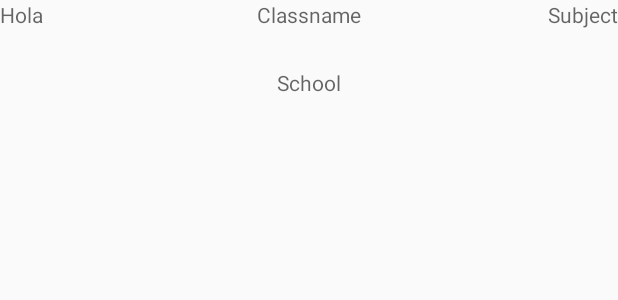
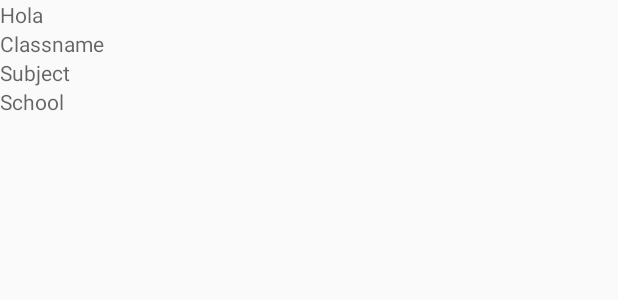
Before and after one commit to arturoaram/FlashCardsParse, an Android app: the layout listview_item.xml on its own in the app's theme, with its tools: preview values and no code run, on a phone screen of 412 x 824 dp. Shown: the top 300 px of the screen. Run offline under Robolectric (Android 15) with nearby library versions, the phone set to English and light mode, and no system bars.

Commit message:
update version 3/29 list of start studying cards

```diff
--- a/app/build.gradle
+++ b/app/build.gradle
@@ -6,7 +6,7 @@ android {
 
     defaultConfig {
         applicationId "com.example.arturo.flashcardsparse"
-        minSdkVersion 16
+        minSdkVersion 17
         targetSdkVersion 23
         versionCode 1
         versionName "1.0"
@@ -27,6 +27,7 @@ dependencies {
     compile 'com.android.support:recyclerview-v7:23.2.1'
     compile 'com.android.support:cardview-v7:23.2.1'
     compile 'com.parse.bolts:bolts-android:1.+'
+    compile 'com.android.support:support-v13:23.2.1'
     //compile 'com.parse:parse-android:1.+'
     compile 'com.google.android.gms:play-services-appindexing:8.1.0'
 }
--- a/app/src/main/AndroidManifest.xml
+++ b/app/src/main/AndroidManifest.xml
@@ -32,9 +32,9 @@
         <activity android:name=".Credentials"/>
         <activity android:name=".RegisterCredentials" />
         <activity android:name=".UserMenu"/>
-        <activity android:name=".SingleSetView"/>
         <activity android:name=".UsersFlashcardSets"/>
         <activity android:name=".StartStudyingFC"/>
+        <activity android:name=".StudyCardsActivity"/>
 
             <activity android:name=".SetTitleofFC"
             android:label="@string/app_name"
--- a/app/src/main/res/layout/listview_item.xml
+++ b/app/src/main/res/layout/listview_item.xml
@@ -17,24 +17,25 @@
         android:layout_height="wrap_content"
         android:id="@+id/classname"
         android:hint="Classname"
-        android:layout_alignParentTop="true"
-        android:layout_centerHorizontal="true" />
+        android:layout_below="@+id/title"
+        android:layout_alignParentLeft="true"
+        android:layout_alignParentStart="true" />
 
     <TextView
         android:layout_width="wrap_content"
         android:layout_height="wrap_content"
         android:id="@+id/subject"
         android:hint="Subject"
-        android:layout_alignParentTop="true"
-        android:layout_alignParentRight="true"
-        android:layout_alignParentEnd="true" />
+        android:layout_below="@+id/classname"
+        android:layout_alignParentLeft="true"
+        android:layout_alignParentStart="true" />
 
     <TextView
         android:layout_width="wrap_content"
         android:layout_height="wrap_content"
         android:id="@+id/school"
         android:hint="School"
-        android:layout_marginTop="26dp"
-        android:layout_below="@+id/classname"
-        android:layout_centerHorizontal="true" />
+        android:layout_below="@+id/subject"
+        android:layout_alignParentLeft="true"
+        android:layout_alignParentStart="true" />
 </RelativeLayout>
--- a/app/src/main/res/layout/studying_cards.xml
+++ b/app/src/main/res/layout/studying_cards.xml
@@ -19,7 +19,6 @@
         android:layout_width="match_parent"
         android:layout_height="200dp"
         android:text="@string/Term"
-
         android:gravity="center_horizontal"
         android:background="#ffe600"
         android:id="@+id/termC" />
--- a/app/src/main/res/menu/menu_main.xml
+++ b/app/src/main/res/menu/menu_main.xml
@@ -7,4 +7,9 @@
         android:orderInCategory="100"
         android:title="@string/action_settings"
         app:showAsAction="never" />
+
+    <item android:id="@+id/action_flip"
+        android:title="Flip"
+        android:orderInCategory="100"
+        app:showAsAction="ifRoom"/>
 </menu>
```
Also changed, not shown: app/src/main/java/com/example/arturo/flashcardsparse/SingleSetView.java (deleted, +0 -33 lines). Lines whose indentation alone changed are shown as unchanged.
